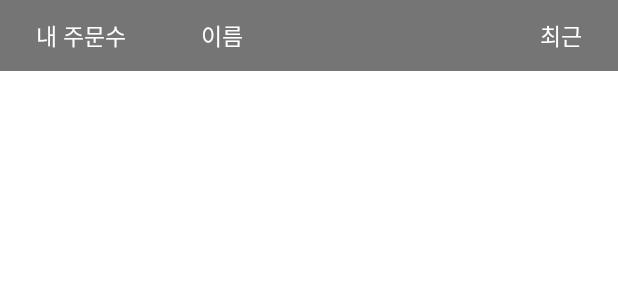
After one commit to Carrot-Drone/Android-App-For-User, an Android app: the layout list_header_call.xml on its own in the app's theme, with its tools: preview values and no code run, on a phone screen of 412 x 824 dp. The commit adds this screen. Shown: the top 300 px of the screen. Run offline under Robolectric (Android 15) with nearby library versions, the phone set to English and light mode, and no system bars; Roboto replaces fonts that are not available here.

Commit message:
즐겨찾기를 최근주문기능으로 교체

```diff
--- a/app/src/main/java/com/lchpatners/shadal/CategoryListFragment.java
+++ b/app/src/main/java/com/lchpatners/shadal/CategoryListFragment.java
@@ -65,13 +65,13 @@ public class CategoryListFragment extends Fragment {
                 // Instantiate a RestaurantListFragment instance of the chosen category.
                 String category = ((TextView)view.findViewById(R.id.category_text)).getText().toString();
                 RestaurantListFragment rlfInstance = RestaurantListFragment.newInstance(category);
-                ((MainActivity)getActivity()).restaurantListFragmentCurrentlyOn = rlfInstance;
+                ((MainActivity)activity).restaurantListFragmentCurrentlyOn = rlfInstance;
 
                 AnalyticsHelper helper = new AnalyticsHelper(getActivity().getApplication());
                 helper.sendEvent("UX", "category_clicked", category);
 
                 // Add the fragment with custom animations.
-                getActivity().getSupportFragmentManager()
+                ((MainActivity)activity).getSupportFragmentManager()
                         .beginTransaction()
                         .setCustomAnimations(R.anim.enter_from_right, R.anim.exit_to_right, R.anim.enter_from_right, R.anim.exit_to_right)
                         .add(R.id.fragment_list_frame, rlfInstance)
--- a/app/src/main/java/com/lchpatners/shadal/MenuListActivity.java
+++ b/app/src/main/java/com/lchpatners/shadal/MenuListActivity.java
@@ -159,6 +159,9 @@ public class MenuListActivity extends ActionBarActivity {
                     AnalyticsHelper helper = new AnalyticsHelper(getApplication());
                     helper.sendEvent("UX", "phonenumber_clicked", restaurant.getName());
 
+                    DatabaseHelper DBhelper = DatabaseHelper.getInstance(MenuListActivity.this);
+                    DBhelper.insertRecentCalls(restaurant.getId());
+
                     server.sendCallLog(restaurant);
                     String number = "tel:" + restaurant.getPhoneNumber();
                     Intent intent = new Intent(Intent.ACTION_DIAL, Uri.parse(number));
--- a/app/src/main/java/com/lchpatners/shadal/Restaurant.java
+++ b/app/src/main/java/com/lchpatners/shadal/Restaurant.java
@@ -69,6 +69,8 @@ public class Restaurant implements Parcelable {
      * Lastly updated time.
      */
     private String updatedTime;                             // Server-side name: updated_at
+
+
 
     // Must be read by the order which it was written by.
     /**
--- /dev/null
+++ b/app/src/main/res/layout/list_header_call.xml
@@ -0,0 +1,52 @@
+<?xml version="1.0" encoding="utf-8"?>
+<RelativeLayout xmlns:android="http://schemas.android.com/apk/res/android"
+                android:layout_width="match_parent"
+                android:layout_height="match_parent"
+                android:background="@color/white100">
+
+    <RelativeLayout
+        android:layout_width="match_parent"
+        android:layout_height="wrap_content"
+        android:background="@color/black54">
+
+        <TextView
+            android:id="@+id/title_name"
+            android:layout_width="wrap_content"
+            android:layout_height="wrap_content"
+            android:layout_centerVertical="true"
+            android:layout_marginLeft="50dp"
+            android:layout_toEndOf="@+id/title_call_count"
+            android:layout_toRightOf="@+id/title_call_count"
+            android:maxLength="12"
+            android:singleLine="true"
+            android:text="이름"
+            android:textColor="@color/white100"
+            android:textSize="15sp"/>
+
+        <TextView
+            android:id="@+id/title_call_count"
+            android:layout_width="wrap_content"
+            android:layout_height="wrap_content"
+            android:layout_alignParentLeft="true"
+            android:layout_alignParentStart="true"
+            android:layout_centerVertical="true"
+            android:layout_marginBottom="16dp"
+            android:layout_marginLeft="24dp"
+            android:layout_marginTop="8dp"
+            android:text="내 주문수"
+            android:textColor="@color/white100"
+            android:textSize="15sp"/>
+
+        <TextView
+            android:id="@+id/title_call"
+            android:layout_width="wrap_content"
+            android:layout_height="wrap_content"
+            android:layout_alignParentEnd="true"
+            android:layout_alignParentRight="true"
+            android:layout_centerVertical="true"
+            android:layout_marginRight="24dp"
+            android:text="최근"
+            android:textColor="@color/white100"
+            android:textSize="15sp"/>
+    </RelativeLayout>
+</RelativeLayout>
```
Also changed, not shown: app/src/main/java/com/lchpatners/shadal/Call.java (added, +45 -0 lines), app/src/main/java/com/lchpatners/shadal/CallListAdapter.java (added, +166 -0 lines), app/src/main/java/com/lchpatners/shadal/CallListFragment.java (added, +98 -0 lines), app/src/main/java/com/lchpatners/shadal/DatabaseHelper.java (+89 -3 lines), app/src/main/java/com/lchpatners/shadal/MainActivity.java (+12 -4 lines), app/src/main/java/com/lchpatners/shadal/RestaurantListAdapter.java (+15 -7 lines), app/src/main/res/layout/list_item_call.xml (added, +59 -0 lines).
